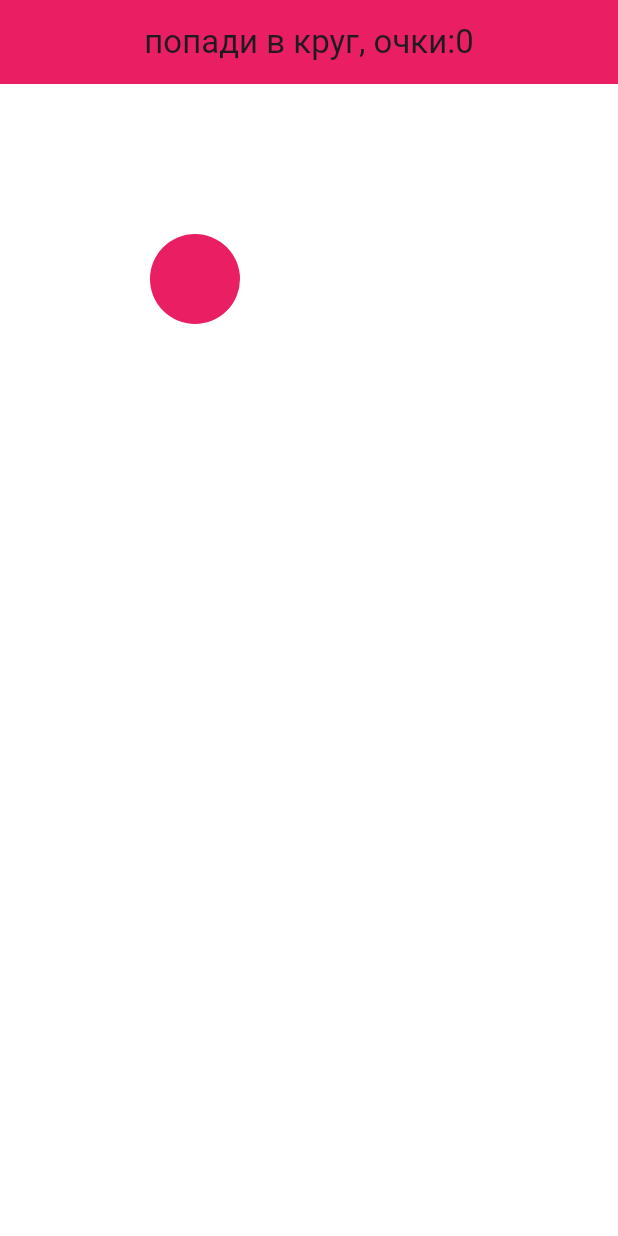
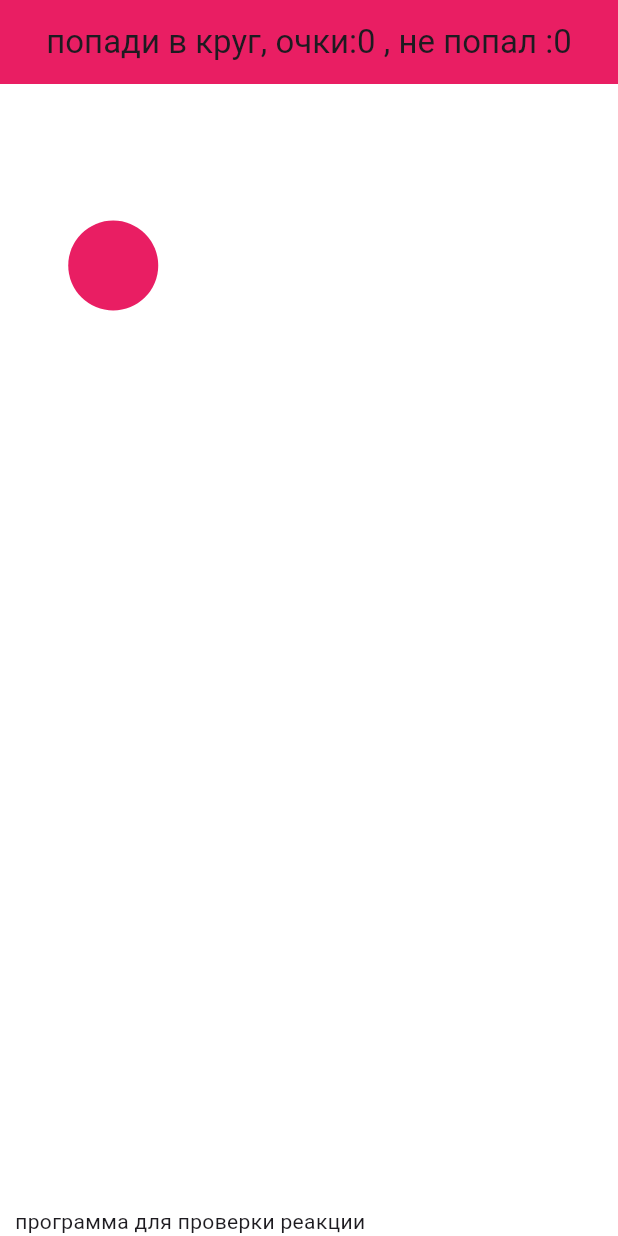
Before and after one commit to Garrosh888/test_rection, a Flutter app: the screen it shows after launch, after a tap on "start", on a phone screen of 412 x 824 dp. Run offline on Flutter 3.47's test engine with Material 3 defaults, Android fonts, the light colour scheme and no system bars.

Commit message:
update project

```diff
--- a/lib/main.dart
+++ b/lib/main.dart
@@ -29,19 +29,31 @@
   double y = 100;
   Timer? timer;
   int points = 0;
+  int milliseconds_ball = 4000;
+  int anti_points = 0;
 
   void add_points(){
     setState(() {
       points++;
+      if(milliseconds_ball>1100){
+        milliseconds_ball-=300;
+      }
     });
+    timer?.cancel();
+    move_circle();
   }
 
   void move_circle(){
     timer?.cancel();
-    timer = Timer.periodic(Duration(milliseconds: 2000), (_){
+    setState(() {
+      x = Random().nextDouble()* (MediaQuery.of(context).size.width);
+      y = Random().nextDouble()* (MediaQuery.of(context).size.height);
+    });
+    timer = Timer.periodic(Duration(milliseconds: milliseconds_ball), (_){
       setState(() {
         x = Random().nextDouble()* (MediaQuery.of(context).size.width);
         y = Random().nextDouble()* (MediaQuery.of(context).size.height);
+        anti_points++;
       });
     });
 
@@ -58,7 +70,7 @@
   Widget build(BuildContext context) {
     return Scaffold(
       appBar: AppBar(// это виджет это вся верхняя часть
-        title: Text("попади в круг, очки:$points"),
+        title: Text("попади в круг, очки:$points , не попал :$anti_points"),
         centerTitle: true,
         backgroundColor: Colors.pink
       ),
@@ -72,8 +84,19 @@
             ),
             if(start_game == false)
             Center(
-              child: ElevatedButton(onPressed: click_start, child: Text("start")),
+              child: ElevatedButton(
+                onPressed: click_start,
+                child: Text(
+                  "start",
+                  style: TextStyle(color: Colors.yellow,fontSize: 25),
+                  ),
+                style: ElevatedButton.styleFrom(backgroundColor: Colors.blue)
+                  ),
             ),
+            Positioned(
+              bottom: 0,
+              left: 10,
+              child: Text("программа для проверки реакции")),
             if(start_game == true)
             Positioned(
               left: x,
```
